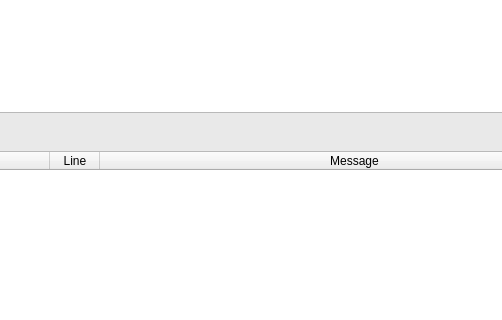
Before: the Qt Designer form resources/UI/MainWindow.ui in pokedude9/AwesomeScriptEditor, drawn with Qt 5; both pictures show x 0 to 502 and y 195 to 515 of the 800 by 600 pixel window.
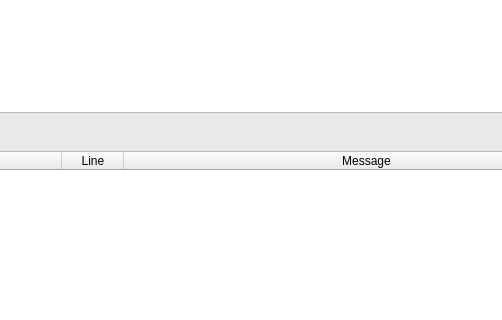
After: the same form once the commit is applied. Icons and pictures are not drawn. Custom widgets are drawn as their Qt base class.

The edit to the form file:
```diff
--- a/resources/UI/MainWindow.ui
+++ b/resources/UI/MainWindow.ui
@@ -247,32 +247,17 @@
           <property name="lineWidth">
            <number>0</number>
           </property>
-          <property name="sortingEnabled">
-           <bool>true</bool>
+          <property name="editTriggers">
+           <set>QAbstractItemView::NoEditTriggers</set>
           </property>
-          <property name="rowCount">
-           <number>0</number>
+          <property name="iconSize">
+           <size>
+            <width>28</width>
+            <height>16</height>
+           </size>
           </property>
-          <property name="columnCount">
-           <number>3</number>
-          </property>
-          <attribute name="horizontalHeaderVisible">
-           <bool>true</bool>
-          </attribute>
-          <attribute name="horizontalHeaderCascadingSectionResizes">
-           <bool>false</bool>
-          </attribute>
           <attribute name="horizontalHeaderDefaultSectionSize">
-           <number>50</number>
-          </attribute>
-          <attribute name="horizontalHeaderHighlightSections">
-           <bool>true</bool>
-          </attribute>
-          <attribute name="horizontalHeaderMinimumSectionSize">
-           <number>20</number>
-          </attribute>
-          <attribute name="horizontalHeaderShowSortIndicator" stdset="0">
-           <bool>true</bool>
+           <number>62</number>
           </attribute>
           <attribute name="horizontalHeaderStretchLastSection">
            <bool>true</bool>
@@ -280,18 +265,6 @@
           <attribute name="verticalHeaderVisible">
            <bool>false</bool>
           </attribute>
-          <attribute name="verticalHeaderDefaultSectionSize">
-           <number>20</number>
-          </attribute>
-          <attribute name="verticalHeaderMinimumSectionSize">
-           <number>20</number>
-          </attribute>
-          <attribute name="verticalHeaderShowSortIndicator" stdset="0">
-           <bool>false</bool>
-          </attribute>
-          <attribute name="verticalHeaderStretchLastSection">
-           <bool>false</bool>
-          </attribute>
           <column>
            <property name="text">
             <string/>
@@ -306,11 +279,6 @@
            <property name="text">
             <string>Message</string>
            </property>
-           <property name="font">
-            <font>
-             <strikeout>false</strikeout>
-            </font>
-           </property>
           </column>
          </widget>
         </item>
```
